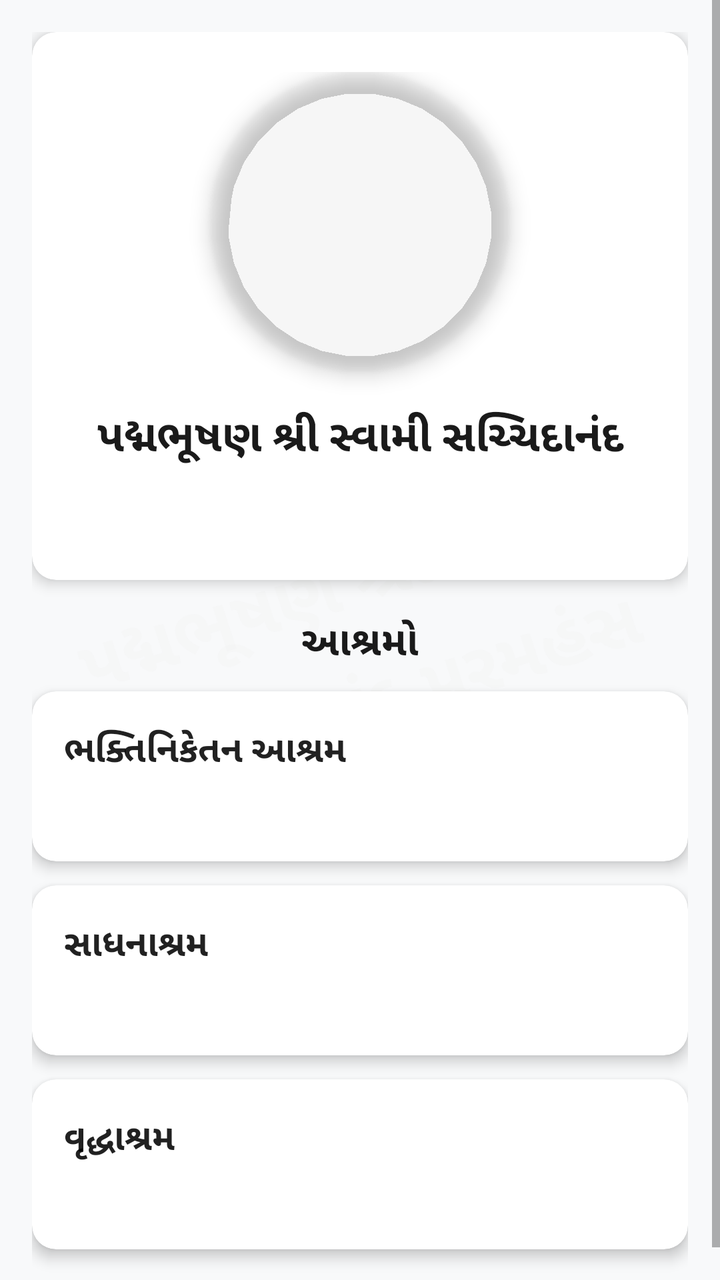
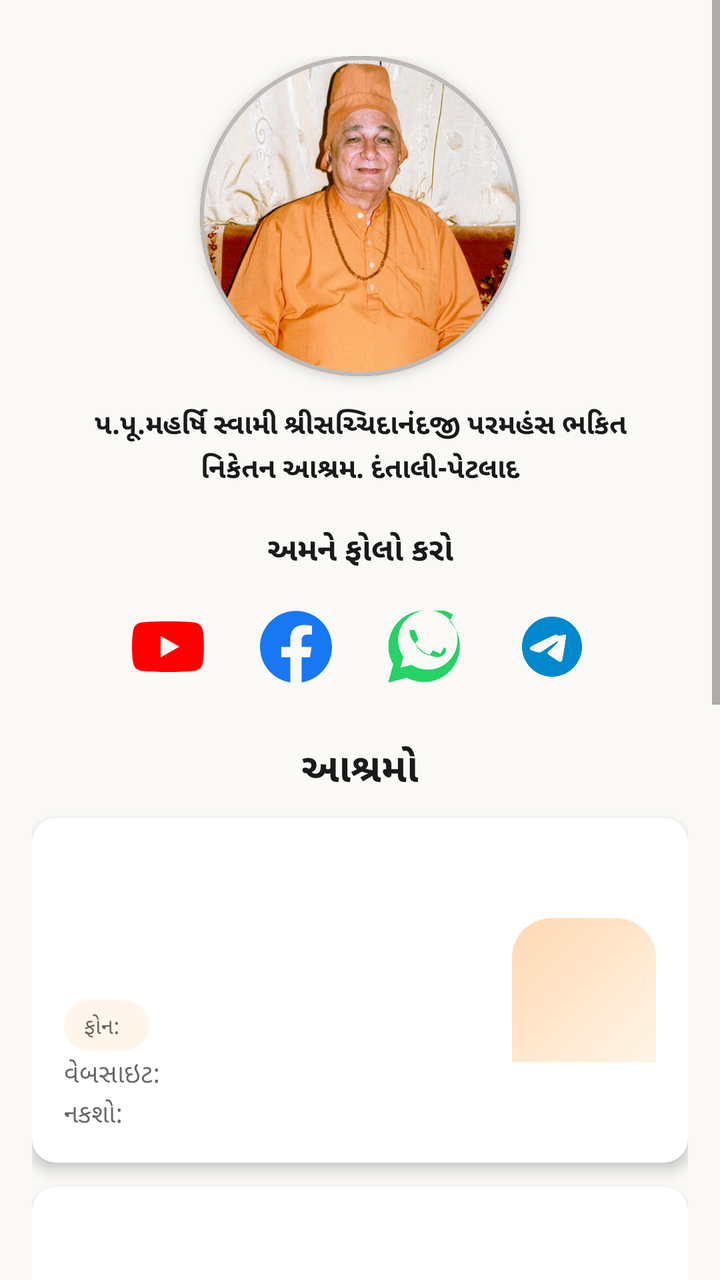

An Android layout rendered at two revisions. The XML below is the earlier revision; the diff shows what the commit changed to produce the second picture.
<!-- AndroidManifest.xml: application theme Theme.Swami -->
<!-- res/layout/fragment_about.xml -->
<?xml version="1.0" encoding="utf-8"?>
<FrameLayout xmlns:android="http://schemas.android.com/apk/res/android"
    xmlns:app="http://schemas.android.com/apk/res-auto"
    android:layout_width="match_parent"
    android:layout_height="match_parent"
    android:background="?attr/background_light">

    
    <TextView
        android:id="@+id/background_title"
        android:layout_width="match_parent"
        android:layout_height="match_parent"
        android:text="પદ્મભૂષણ શ્રી સ્વામી સચ્ચિદાનંદ પરમહંસ"
        android:textSize="36sp"
        android:textStyle="bold"
        android:textColor="#EEEEEE"
        android:gravity="center"
        android:rotation="-18"
        android:padding="40dp"
        android:maxLines="3"
        android:lineSpacingExtra="12dp"
        android:alpha="0.15"
        android:clickable="false"
        android:focusable="false" />

<ScrollView
    android:layout_width="match_parent"
    android:layout_height="match_parent"
    android:fillViewport="true">

    <LinearLayout
        android:layout_width="match_parent"
        android:layout_height="wrap_content"
        android:orientation="vertical"
        android:padding="16dp">

        
        <com.google.android.material.card.MaterialCardView
            android:layout_width="match_parent"
            android:layout_height="wrap_content"
            android:layout_marginBottom="16dp"
            app:cardCornerRadius="12dp"
            app:cardElevation="4dp"
            app:cardBackgroundColor="?attr/card_background">

            <LinearLayout
                android:layout_width="match_parent"
                android:layout_height="wrap_content"
                android:orientation="vertical"
                android:padding="20dp"
                android:gravity="center">

                
                <com.google.android.material.card.MaterialCardView
                    android:layout_width="150dp"
                    android:layout_height="150dp"
                    android:layout_marginBottom="16dp"
                    app:cardCornerRadius="75dp"
                    app:cardElevation="6dp"
                    app:cardBackgroundColor="@android:color/transparent">

                    <ImageView
                        android:id="@+id/swamiji_photo"
                        android:layout_width="match_parent"
                        android:layout_height="match_parent"
                        android:scaleType="centerCrop"
                        android:src="@android:drawable/sym_def_app_icon"
                        android:contentDescription="પદ્મભૂષણ શ્રી સ્વામી સચ્ચિદાનંદ" />

                </com.google.android.material.card.MaterialCardView>

                
                <TextView
                    android:id="@+id/swamiji_name"
                    android:layout_width="match_parent"
                    android:layout_height="wrap_content"
                    android:text="પદ્મભૂષણ શ્રી સ્વામી સચ્ચિદાનંદ"
                    android:textSize="22sp"
                    android:textStyle="bold"
                    android:textColor="?attr/text_primary"
                    android:layout_marginBottom="16dp"
                    android:gravity="center" />

                
                <TextView
                    android:id="@+id/about_text"
                    android:layout_width="match_parent"
                    android:layout_height="wrap_content"
                    android:textSize="16sp"
                    android:textColor="?attr/text_secondary"
                    android:lineSpacingExtra="6dp"
                    android:gravity="start" />

            </LinearLayout>

        </com.google.android.material.card.MaterialCardView>

        
        <TextView
            android:layout_width="match_parent"
            android:layout_height="wrap_content"
            android:text="આશ્રમો"
            android:textSize="20sp"
            android:textStyle="bold"
            android:textColor="?attr/text_primary"
            android:layout_marginBottom="12dp"
            android:gravity="center" />

        
        <com.google.android.material.card.MaterialCardView
            android:layout_width="match_parent"
            android:layout_height="wrap_content"
            android:layout_marginBottom="12dp"
            app:cardCornerRadius="12dp"
            app:cardElevation="4dp"
            app:cardBackgroundColor="?attr/card_background">

            <LinearLayout
                android:layout_width="match_parent"
                android:layout_height="wrap_content"
                android:orientation="vertical"
                android:padding="16dp">

                <TextView
                    android:layout_width="match_parent"
                    android:layout_height="wrap_content"
                    android:text="ભક્તિનિકેતન આશ્રમ"
                    android:textSize="18sp"
                    android:textStyle="bold"
                    android:textColor="?android:attr/textColorPrimary"
                    android:layout_marginBottom="8dp" />

                <TextView
                    android:id="@+id/ashram1_text"
                    android:layout_width="match_parent"
                    android:layout_height="wrap_content"
                    android:textSize="15sp"
                    android:textColor="?android:attr/textColorSecondary"
                    android:lineSpacingExtra="2dp" />

            </LinearLayout>

        </com.google.android.material.card.MaterialCardView>

        
        <com.google.android.material.card.MaterialCardView
            android:layout_width="match_parent"
            android:layout_height="wrap_content"
            android:layout_marginBottom="12dp"
            app:cardCornerRadius="12dp"
            app:cardElevation="4dp"
            app:cardBackgroundColor="?attr/card_background">

            <LinearLayout
                android:layout_width="match_parent"
                android:layout_height="wrap_content"
                android:orientation="vertical"
                android:padding="16dp">

                <TextView
                    android:layout_width="match_parent"
                    android:layout_height="wrap_content"
                    android:text="સાધનાશ્રમ"
                    android:textSize="18sp"
                    android:textStyle="bold"
                    android:textColor="?android:attr/textColorPrimary"
                    android:layout_marginBottom="8dp" />

                <TextView
                    android:id="@+id/ashram2_text"
                    android:layout_width="match_parent"
                    android:layout_height="wrap_content"
                    android:textSize="15sp"
                    android:textColor="?android:attr/textColorSecondary"
                    android:lineSpacingExtra="2dp" />

            </LinearLayout>

        </com.google.android.material.card.MaterialCardView>

        
        <com.google.android.material.card.MaterialCardView
            android:layout_width="match_parent"
            android:layout_height="wrap_content"
            android:layout_marginBottom="16dp"
            app:cardCornerRadius="12dp"
            app:cardElevation="4dp"
            app:cardBackgroundColor="?attr/card_background">

            <LinearLayout
                android:layout_width="match_parent"
                android:layout_height="wrap_content"
                android:orientation="vertical"
                android:padding="16dp">

                <TextView
                    android:layout_width="match_parent"
                    android:layout_height="wrap_content"
                    android:text="વૃદ્ધાશ્રમ"
                    android:textSize="18sp"
                    android:textStyle="bold"
                    android:textColor="?android:attr/textColorPrimary"
                    android:layout_marginBottom="8dp" />

                <TextView
                    android:id="@+id/ashram3_text"
                    android:layout_width="match_parent"
                    android:layout_height="wrap_content"
                    android:textSize="15sp"
                    android:textColor="?android:attr/textColorSecondary"
                    android:lineSpacingExtra="2dp" />

            </LinearLayout>

        </com.google.android.material.card.MaterialCardView>

    </LinearLayout>

</ScrollView>

</FrameLayout>
<!-- resources referenced by this layout -->
<resources>
  <color name="background_light">#F8F9FA</color>
  <!-- unchanged entries left out for length: 7 -->
</resources>

<!-- the commit's change to res/layout/fragment_about.xml (unified diff, before → after) -->
@@ -5,95 +5,126 @@
     android:layout_height="match_parent"
     android:background="?attr/background_light">
 
-    
-    <TextView
-        android:id="@+id/background_title"
-        android:layout_width="match_parent"
-        android:layout_height="match_parent"
-        android:text="પદ્મભૂષણ શ્રી સ્વામી સચ્ચિદાનંદ પરમહંસ"
-        android:textSize="36sp"
-        android:textStyle="bold"
-        android:textColor="#EEEEEE"
-        android:gravity="center"
-        android:rotation="-18"
-        android:padding="40dp"
-        android:maxLines="3"
-        android:lineSpacingExtra="12dp"
-        android:alpha="0.15"
-        android:clickable="false"
-        android:focusable="false" />
-
 <ScrollView
+    android:id="@+id/about_scroll_view"
     android:layout_width="match_parent"
     android:layout_height="match_parent"
-    android:fillViewport="true">
+    android:fillViewport="true"
+    android:overScrollMode="never">
 
     <LinearLayout
         android:layout_width="match_parent"
         android:layout_height="wrap_content"
         android:orientation="vertical"
-        android:padding="16dp">
-
-        
-        <com.google.android.material.card.MaterialCardView
+        android:padding="16dp"
+        android:paddingTop="28dp">
+
+        
+        <LinearLayout
             android:layout_width="match_parent"
             android:layout_height="wrap_content"
-            android:layout_marginBottom="16dp"
-            app:cardCornerRadius="12dp"
-            app:cardElevation="4dp"
-            app:cardBackgroundColor="?attr/card_background">
-
-            <LinearLayout
-                android:layout_width="match_parent"
-                android:layout_height="wrap_content"
-                android:orientation="vertical"
-                android:padding="20dp"
-                android:gravity="center">
-
-                
-                <com.google.android.material.card.MaterialCardView
-                    android:layout_width="150dp"
-                    android:layout_height="150dp"
-                    android:layout_marginBottom="16dp"
-                    app:cardCornerRadius="75dp"
-                    app:cardElevation="6dp"
-                    app:cardBackgroundColor="@android:color/transparent">
-
-                    <ImageView
-                        android:id="@+id/swamiji_photo"
-                        android:layout_width="match_parent"
-                        android:layout_height="match_parent"
-                        android:scaleType="centerCrop"
-                        android:src="@android:drawable/sym_def_app_icon"
-                        android:contentDescription="પદ્મભૂષણ શ્રી સ્વામી સચ્ચિદાનંદ" />
-
-                </com.google.android.material.card.MaterialCardView>
-
-                
-                <TextView
-                    android:id="@+id/swamiji_name"
-                    android:layout_width="match_parent"
-                    android:layout_height="wrap_content"
-                    android:text="પદ્મભૂષણ શ્રી સ્વામી સચ્ચિદાનંદ"
-                    android:textSize="22sp"
-                    android:textStyle="bold"
-                    android:textColor="?attr/text_primary"
-                    android:layout_marginBottom="16dp"
-                    android:gravity="center" />
-
-                
-                <TextView
-                    android:id="@+id/about_text"
-                    android:layout_width="match_parent"
-                    android:layout_height="wrap_content"
-                    android:textSize="16sp"
-                    android:textColor="?attr/text_secondary"
-                    android:lineSpacingExtra="6dp"
-                    android:gravity="start" />
-
-            </LinearLayout>
-
-        </com.google.android.material.card.MaterialCardView>
+            android:orientation="vertical"
+            android:gravity="center_horizontal"
+            android:layout_marginTop="12dp"
+            android:layout_marginBottom="20dp">
+
+            <com.google.android.material.card.MaterialCardView
+                android:layout_width="wrap_content"
+                android:layout_height="wrap_content"
+                app:cardCornerRadius="80dp"
+                app:cardElevation="4dp"
+                app:cardBackgroundColor="#E8E8E8"
+                app:strokeColor="#BBBBBB"
+                app:strokeWidth="2dp">
+
+                <com.google.android.material.imageview.ShapeableImageView
+                    android:id="@+id/sampark_photo"
+                    android:layout_width="160dp"
+                    android:layout_height="160dp"
+                    android:scaleType="centerCrop"
+                    android:src="@drawable/sampark_photo"
+                    app:shapeAppearanceOverlay="@style/SwamiAvatarShape"
+                    app:strokeColor="@color/deep_saffron"
+                    app:strokeWidth="2dp"
+                    android:contentDescription="સંપર્ક" />
+            </com.google.android.material.card.MaterialCardView>
+
+            <TextView
+                android:id="@+id/sampark_photo_caption"
+                android:layout_width="match_parent"
+                android:layout_height="wrap_content"
+                android:layout_marginTop="14dp"
+                android:paddingStart="20dp"
+                android:paddingEnd="20dp"
+                android:text="@string/sampark_photo_caption"
+                android:textSize="14sp"
+                android:textColor="?attr/text_primary"
+                android:textStyle="bold"
+                android:gravity="center"
+                android:lineSpacingExtra="3dp" />
+        </LinearLayout>
+
+        
+        <TextView
+            android:layout_width="match_parent"
+            android:layout_height="wrap_content"
+            android:text="@string/sampark_follow_us"
+            android:textSize="16sp"
+            android:textStyle="bold"
+            android:textColor="?attr/text_primary"
+            android:gravity="center"
+            android:layout_marginBottom="12dp" />
+        <LinearLayout
+            android:layout_width="match_parent"
+            android:layout_height="wrap_content"
+            android:orientation="horizontal"
+            android:gravity="center"
+            android:layout_marginBottom="20dp">
+
+            <ImageView
+                android:id="@+id/sampark_youtube"
+                android:layout_width="52dp"
+                android:layout_height="52dp"
+                android:padding="8dp"
+                android:src="@drawable/ic_social_youtube"
+                android:background="?attr/selectableItemBackgroundBorderless"
+                android:clickable="true"
+                android:focusable="true"
+                android:contentDescription="YouTube" />
+            <ImageView
+                android:id="@+id/sampark_facebook"
+                android:layout_width="52dp"
+                android:layout_height="52dp"
+                android:padding="8dp"
+                android:layout_marginStart="12dp"
+                android:src="@drawable/ic_social_facebook"
+                android:background="?attr/selectableItemBackgroundBorderless"
+                android:clickable="true"
+                android:focusable="true"
+                android:contentDescription="Facebook" />
+            <ImageView
+                android:id="@+id/sampark_whatsapp"
+                android:layout_width="52dp"
+                android:layout_height="52dp"
+                android:padding="8dp"
+                android:layout_marginStart="12dp"
+                android:src="@drawable/ic_social_whatsapp"
+                android:background="?attr/selectableItemBackgroundBorderless"
+                android:clickable="true"
+                android:focusable="true"
+                android:contentDescription="WhatsApp" />
+            <ImageView
+                android:id="@+id/sampark_telegram"
+                android:layout_width="52dp"
+                android:layout_height="52dp"
+                android:padding="8dp"
+                android:layout_marginStart="12dp"
+                android:src="@drawable/ic_social_telegram"
+                android:background="?attr/selectableItemBackgroundBorderless"
+                android:clickable="true"
+                android:focusable="true"
+                android:contentDescription="Telegram" />
+        </LinearLayout>
 
         
         <TextView
@@ -107,115 +138,170 @@
             android:gravity="center" />
 
         
-        <com.google.android.material.card.MaterialCardView
-            android:layout_width="match_parent"
-            android:layout_height="wrap_content"
-            android:layout_marginBottom="12dp"
-            app:cardCornerRadius="12dp"
-            app:cardElevation="4dp"
-            app:cardBackgroundColor="?attr/card_background">
+        <include layout="@layout/item_ashram"
+            android:id="@+id/ashram1" />
+
+        
+        <include layout="@layout/item_ashram"
+            android:id="@+id/ashram2" />
+
+        
+        <include layout="@layout/item_ashram"
+            android:id="@+id/ashram3" />
+
+        
+        <include layout="@layout/item_ashram"
+            android:id="@+id/ashram4" />
+
+    </LinearLayout>
+
+</ScrollView>
+
+</FrameLayout>
+<!-- res/layout/item_ashram.xml (included above) -->
+<?xml version="1.0" encoding="utf-8"?>
+<com.google.android.material.card.MaterialCardView xmlns:android="http://schemas.android.com/apk/res/android"
+    xmlns:app="http://schemas.android.com/apk/res-auto"
+    android:layout_width="match_parent"
+    android:layout_height="wrap_content"
+    android:layout_marginBottom="12dp"
+    app:cardCornerRadius="12dp"
+    app:cardElevation="4dp"
+    app:cardBackgroundColor="?attr/card_background">
+
+    <LinearLayout
+        android:layout_width="match_parent"
+        android:layout_height="wrap_content"
+        android:orientation="horizontal"
+        android:padding="16dp"
+        android:gravity="center_vertical">
+
+        <LinearLayout
+            android:layout_width="0dp"
+            android:layout_height="wrap_content"
+            android:layout_weight="1"
+            android:orientation="vertical">
+
+            <TextView
+                android:id="@+id/ashram_title"
+                android:layout_width="match_parent"
+                android:layout_height="wrap_content"
+                android:textSize="16sp"
+                android:textStyle="bold"
+                android:textColor="?android:attr/textColorPrimary"
+                android:layout_marginBottom="4dp" />
+
+            <TextView
+                android:id="@+id/ashram_desc"
+                android:layout_width="match_parent"
+                android:layout_height="wrap_content"
+                android:textSize="13sp"
+                android:textColor="?android:attr/textColorSecondary"
+                android:layout_marginBottom="4dp" />
+
+            <TextView
+                android:id="@+id/ashram_address"
+                android:layout_width="match_parent"
+                android:layout_height="wrap_content"
+                android:textSize="13sp"
+                android:textColor="?android:attr/textColorSecondary"
+                android:layout_marginBottom="6dp" />
 
             <LinearLayout
-                android:layout_width="match_parent"
-                android:layout_height="wrap_content"
-                android:orientation="vertical"
-                android:padding="16dp">
-
-                <TextView
-                    android:layout_width="match_parent"
-                    android:layout_height="wrap_content"
-                    android:text="ભક્તિનિકેતન આશ્રમ"
-                    android:textSize="18sp"
+                android:id="@+id/ashram_phone_row"
+                android:layout_width="wrap_content"
+                android:layout_height="wrap_content"
+                android:orientation="horizontal"
+                android:gravity="center_vertical"
+                android:layout_marginTop="4dp"
+                android:paddingStart="10dp"
+                android:paddingEnd="12dp"
+                android:paddingTop="5dp"
+                android:paddingBottom="5dp"
+                android:background="@drawable/bg_phone_pill">
+
+                <TextView
+                    android:layout_width="wrap_content"
+                    android:layout_height="wrap_content"
+                    android:text="ફોન: "
+                    android:textSize="11sp"
+                    android:textColor="?android:attr/textColorSecondary" />
+
+                <TextView
+                    android:id="@+id/ashram_phone"
+                    android:layout_width="wrap_content"
+                    android:layout_height="wrap_content"
+                    android:textSize="11sp"
+                    android:textColor="@color/deep_saffron"
                     android:textStyle="bold"
-                    android:textColor="?android:attr/textColorPrimary"
-                    android:layout_marginBottom="8dp" />
-
-                <TextView
-                    android:id="@+id/ashram1_text"
-                    android:layout_width="match_parent"
-                    android:layout_height="wrap_content"
-                    android:textSize="15sp"
-                    android:textColor="?android:attr/textColorSecondary"
-                    android:lineSpacingExtra="2dp" />
-
+                    android:clickable="true"
+                    android:focusable="true" />
             </LinearLayout>
 
-        </com.google.android.material.card.MaterialCardView>
-
-        
-        <com.google.android.material.card.MaterialCardView
-            android:layout_width="match_parent"
-            android:layout_height="wrap_content"
-            android:layout_marginBottom="12dp"
-            app:cardCornerRadius="12dp"
-            app:cardElevation="4dp"
-            app:cardBackgroundColor="?attr/card_background">
-
             <LinearLayout
-                android:layout_width="match_parent"
-                android:layout_height="wrap_content"
-                android:orientation="vertical"
-                android:padding="16dp">
-
-                <TextView
-                    android:layout_width="match_parent"
-                    android:layout_height="wrap_content"
-                    android:text="સાધનાશ્રમ"
-                    android:textSize="18sp"
+                android:id="@+id/ashram_website_row"
+                android:layout_width="match_parent"
+                android:layout_height="wrap_content"
+                android:orientation="horizontal"
+                android:gravity="center_vertical"
+                android:layout_marginTop="2dp">
+
+                <TextView
+                    android:layout_width="wrap_content"
+                    android:layout_height="wrap_content"
+                    android:text="વેબસાઇટ: "
+                    android:textSize="13sp"
+                    android:textColor="?android:attr/textColorSecondary" />
+
+                <TextView
+                    android:id="@+id/ashram_website"
+                    android:layout_width="wrap_content"
+                    android:layout_height="wrap_content"
+                    android:textSize="13sp"
+                    android:textColor="@color/deep_saffron"
                     android:textStyle="bold"
-                    android:textColor="?android:attr/textColorPrimary"
-                    android:layout_marginBottom="8dp" />
-
-                <TextView
-                    android:id="@+id/ashram2_text"
-                    android:layout_width="match_parent"
-                    android:layout_height="wrap_content"
-                    android:textSize="15sp"
-                    android:textColor="?android:attr/textColorSecondary"
-                    android:lineSpacingExtra="2dp" />
-
+                    android:clickable="true"
+                    android:focusable="true"
+                    android:maxLines="1"
+                    android:ellipsize="end" />
             </LinearLayout>
 
-        </com.google.android.material.card.MaterialCardView>
-
-        
-        <com.google.android.material.card.MaterialCardView
-            android:layout_width="match_parent"
-            android:layout_height="wrap_content"
-            android:layout_marginBottom="16dp"
-            app:cardCornerRadius="12dp"
-            app:cardElevation="4dp"
-            app:cardBackgroundColor="?attr/card_background">
-
             <LinearLayout
-                android:layout_width="match_parent"
-                android:layout_height="wrap_content"
-                android:orientation="vertical"
-                android:padding="16dp">
-
-                <TextView
-                    android:layout_width="match_parent"
-                    android:layout_height="wrap_content"
-                    android:text="વૃદ્ધાશ્રમ"
-                    android:textSize="18sp"
-                    android:textStyle="bold"
-                    android:textColor="?android:attr/textColorPrimary"
-                    android:layout_marginBottom="8dp" />
-
-                <TextView
-                    android:id="@+id/ashram3_text"
-                    android:layout_width="match_parent"
-                    android:layout_height="wrap_content"
-                    android:textSize="15sp"
-                    android:textColor="?android:attr/textColorSecondary"
-                    android:lineSpacingExtra="2dp" />
-
+                android:id="@+id/ashram_map_row"
+                android:layout_width="match_parent"
+                android:layout_height="wrap_content"
+                android:orientation="horizontal"
+                android:gravity="center_vertical"
+                android:layout_marginTop="2dp">
+
+                <TextView
+                    android:layout_width="wrap_content"
+                    android:layout_height="wrap_content"
+                    android:text="નકશો: "
+                    android:textSize="13sp"
+                    android:textColor="?android:attr/textColorSecondary" />
+
+                <TextView
+                    android:id="@+id/ashram_map"
+                    android:layout_width="0dp"
+                    android:layout_height="wrap_content"
+                    android:layout_weight="1"
+                    android:textSize="12sp"
+                    android:textColor="@color/deep_saffron"
+                    android:clickable="true"
+                    android:focusable="true"
+                    android:maxLines="2"
+                    android:ellipsize="end" />
             </LinearLayout>
-
-        </com.google.android.material.card.MaterialCardView>
-
+        </LinearLayout>
+
+        <ImageView
+            android:id="@+id/ashram_thumbnail"
+            android:layout_width="72dp"
+            android:layout_height="72dp"
+            android:layout_marginStart="12dp"
+            android:scaleType="centerCrop"
+            android:background="@drawable/book_placeholder"
+            android:contentDescription="Ashram" />
     </LinearLayout>
-
-</ScrollView>
-
-</FrameLayout>
+</com.google.android.material.card.MaterialCardView>
<!-- resource entries referenced after the edit -->
@@ -1,6 +1,78 @@
 <!-- resources referenced by this layout -->
 <resources>
-  <color name="background_light">#F8F9FA</color>
+  <color name="deep_saffron">#E85D04</color>
+  <!-- drawable bg_phone_pill (drawable) -->
+  <?xml version="1.0" encoding="utf-8"?>
+  <shape xmlns:android="http://schemas.android.com/apk/res/android"
+      android:shape="rectangle">
+      <solid android:color="#FFF5EB" />
+      <corners android:radius="20dp" />
+  </shape>
+  <!-- drawable book_placeholder (drawable) -->
+  <?xml version="1.0" encoding="utf-8"?>
+  <shape xmlns:android="http://schemas.android.com/apk/res/android"
+      android:shape="rectangle">
+      <gradient
+          android:type="linear"
+          android:angle="135"
+          android:startColor="#FFF5E6"
+          android:centerColor="#FFE6CC"
+          android:endColor="#FFD9B3" />
+      <corners
+          android:topLeftRadius="20dp"
+          android:topRightRadius="20dp" />
+  </shape>
+  <!-- drawable ic_social_facebook (drawable) -->
+  <?xml version="1.0" encoding="utf-8"?>
+  <vector xmlns:android="http://schemas.android.com/apk/res/android"
+      android:width="24dp"
+      android:height="24dp"
+      android:viewportWidth="24"
+      android:viewportHeight="24">
+      <path
+          android:fillColor="#1877F2"
+          android:pathData="M24,12.073c0,-6.627 -5.373,-12 -12,-12s-12,5.373 -12,12c0,5.99 4.388,10.954 10.125,11.854v-8.385H7.078v-3.47h3.047V9.43c0,-3.007 1.792,-4.669 4.533,-4.669 1.312,0 2.686,0.235 2.686,0.235v2.953H15.83c-1.491,0 -1.956,0.925 -1.956,1.874v2.25h3.328l-0.532,3.47h-2.796v8.385C19.612,23.027 24,18.062 24,12.073z" />
+  </vector>
+  <!-- drawable ic_social_telegram (drawable) -->
+  <?xml version="1.0" encoding="utf-8"?>
+  <vector xmlns:android="http://schemas.android.com/apk/res/android"
+      android:width="24dp"
+      android:height="24dp"
+      android:viewportWidth="24"
+      android:viewportHeight="24">
+      <path
+          android:fillColor="#0088CC"
+          android:pathData="M12,2C6.48,2 2,6.48 2,12s4.48,10 10,10 10,-4.48 10,-10S17.52,2 12,2zM16.64,8.8c-0.15,1.58 -0.8,5.42 -1.13,7.19c-0.14,0.75 -0.42,1 -0.69,1.03c-0.58,0.05 -1.02,-0.38 -1.58,-0.75c-0.88,-0.58 -1.38,-0.94 -2.23,-1.5c-0.99,-0.65 -0.35,-1.01 0.22,-1.56c0.15,-0.14 2.71,-2.48 2.76,-2.69c0,-0.03 0,-0.14 -0.07,-0.2c-0.07,-0.06 -0.17,-0.04 -0.25,-0.02c-0.1,0.02 -1.7,1.08 -4.79,3.17c-0.45,0.31 -0.86,0.46 -1.23,0.46c-0.41,0 -1.2,-0.25 -1.79,-0.46c-0.72,-0.26 -1.29,-0.4 -1.24,-0.85c0.05,-0.45 0.6,-0.9 1.64,-1.37c2.18,-1.06 3.65,-1.75 4.38,-2.1c2.1,-0.98 2.54,-1.15 2.83,-1.15c0.07,0 0.22,0.02 0.32,0.12c0.08,0.08 0.1,0.19 0.11,0.27C16.65,8.21 16.78,7.22 16.64,8.8z" />
+  </vector>
+  <!-- drawable ic_social_whatsapp (drawable) -->
+  <?xml version="1.0" encoding="utf-8"?>
+  <vector xmlns:android="http://schemas.android.com/apk/res/android"
+      android:width="24dp"
+      android:height="24dp"
+      android:viewportWidth="24"
+      android:viewportHeight="24">
+      <path
+          android:fillColor="#25D366"
+          android:pathData="M17.472,14.382c-0.297,-0.149 -1.758,-0.867 -2.03,-0.967c-0.273,-0.099 -0.471,-0.148 -0.67,0.15c-0.198,0.297 -0.768,0.966 -0.942,1.164c-0.175,0.199 -0.347,0.223 -0.644,0.075c-0.297,-0.15 -1.255,-0.463 -2.39,-1.475c-0.883,-0.788 -1.48,-1.761 -1.653,-2.059c-0.173,-0.297 -0.018,-0.458 0.13,-0.606c0.134,-0.133 0.298,-0.347 0.446,-0.52c0.149,-0.174 0.198,-0.298 0.298,-0.497c0.099,-0.198 0.05,-0.371 -0.025,-0.52c-0.075,-0.149 -0.669,-1.612 -0.916,-2.207c-0.242,-0.579 -0.487,-0.5 -0.669,-0.51c-0.173,-0.008 -0.371,-0.01 -0.57,-0.01c-0.198,0 -0.52,0.074 -0.793,0.372C8.007,4.934 7.24,5.653 7.24,7.116c0,1.462 1.065,2.875 1.213,3.074c0.149,0.198 2.096,3.2 5.077,4.487c0.709,0.306 1.262,0.489 1.694,0.625c0.712,0.227 1.36,0.195 1.871,0.118c0.571,-0.085 1.758,-0.719 2.006,-1.413c0.248,-0.694 0.248,-1.289 0.173,-1.413c-0.074,-0.124 -0.272,-0.198 -0.57,-0.347m-5.421,7.403h-0.004a9.87,9.87 0,0 1,-5.031 -1.378l-0.361,-0.214 -3.741,0.982 0.998,-3.648 -0.235,-0.374a9.86,9.86 0,0 1,-1.51 -5.26c0,-5.45 4.436,-9.884 9.888,-9.884 2.64,0 5.122,1.03 6.988,2.898a9.825,9.825 0,0 1,2.893 6.994c-0.006,5.45 -4.436,9.884 -9.885,9.884m8.413,-18.297A11.815,11.815 0,0 0,12.05 0C5.495,0 0.16,5.335 0.16,11.892c0,2.096 0.547,4.142 1.588,5.945L0.057,24l6.305,-1.654a11.882,11.882 0,0 0,5.683 1.448h0.005c6.554,0 11.89,-5.335 11.89,-11.893a11.821,11.821 0,0 0,-3.48 -8.413z" />
+  </vector>
+  <!-- drawable ic_social_youtube (drawable) -->
+  <?xml version="1.0" encoding="utf-8"?>
+  <vector xmlns:android="http://schemas.android.com/apk/res/android"
+      android:width="24dp"
+      android:height="24dp"
+      android:viewportWidth="24"
+      android:viewportHeight="24">
+      <path
+          android:fillColor="#FF0000"
+          android:pathData="M23.498,6.186a3.016,3.016 0,0 0,-2.122 -2.136C19.505,3.545 12,3.545 12,3.545s-7.505,0 -9.377,0.505A3.017,3.017 0,0 0,0.502 6.186C0,8.07 0,12 0,12s0,3.93 0.502,5.814a3.016,3.016 0,0 0,2.122 2.136c1.871,0.505 9.376,0.505 9.376,0.505s7.505,0 9.377,-0.505a3.015,3.015 0,0 0,2.122 -2.136C24,15.93 24,12 24,12s0,-3.93 -0.502,-5.814zM9.545,15.568V8.432L15.818,12l-6.273,3.568z" />
+  </vector>
+  <!-- drawable sampark_photo: jpg bitmap (drawable, 39173 bytes) -->
+  <string name="sampark_follow_us">અમને ફોલો કરો</string>
+  <string name="sampark_photo_caption">પ.પૂ.મહર્ષિ સ્વામી શ્રીસચ્ચિદાનંદજી પરમહંસ ભકિત નિકેતન આશ્રમ. દંતાલી-પેટલાદ</string>
+  <style name="SwamiAvatarShape" parent="">
+          <item name="cornerSize">50%</item>
+      </style>
+  <color name="background_light">#FAF9F6</color>
   <!-- unchanged entries left out for length: 7 -->
 </resources>
 
